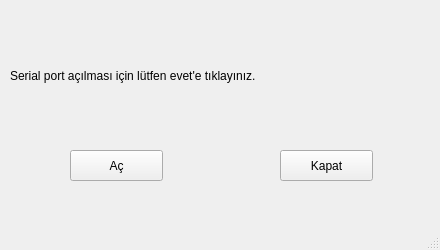
Yavuzhan-Baykara/optical-eye, file Port.ui: the form before one commit.
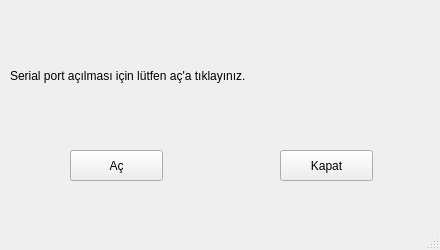
The form after the commit. Icons and pictures are not drawn.

What changed in the file:
```diff
--- a/Port.ui
+++ b/Port.ui
@@ -2134,7 +2134,7 @@
      </rect>
     </property>
     <property name="text">
-     <string>Serial port açılması için lütfen evet'e tıklayınız.</string>
+     <string>Serial port açılması için lütfen aç'a tıklayınız.</string>
     </property>
    </widget>
    <widget class="QPushButton" name="Ac_pushButton">
```
